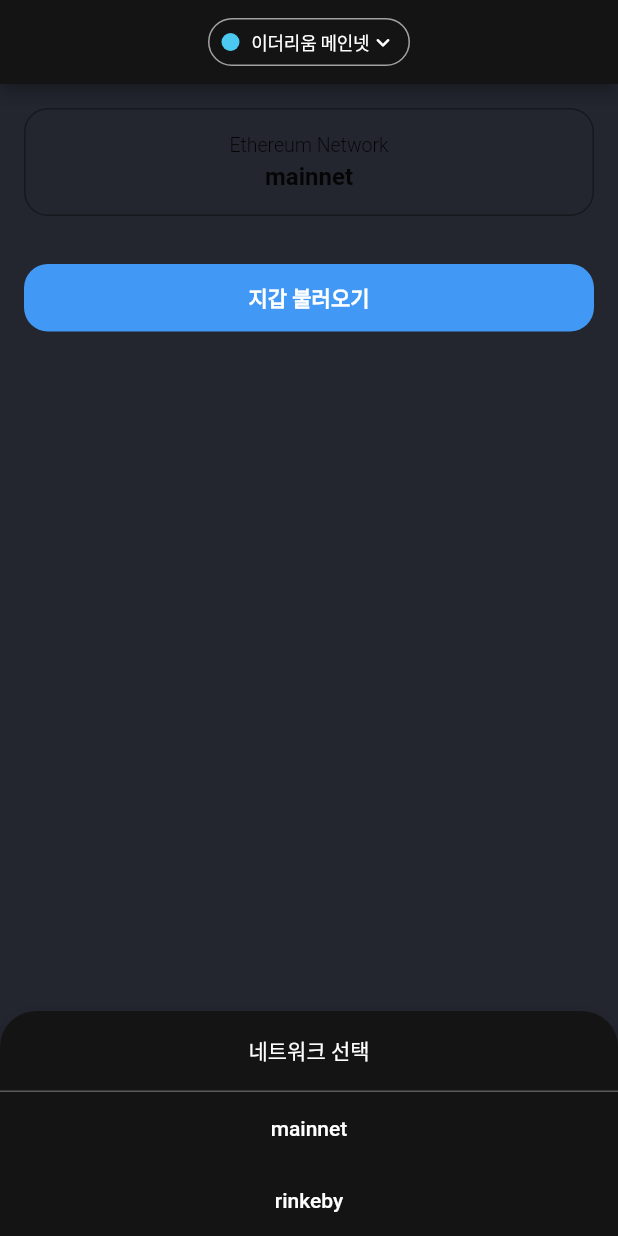
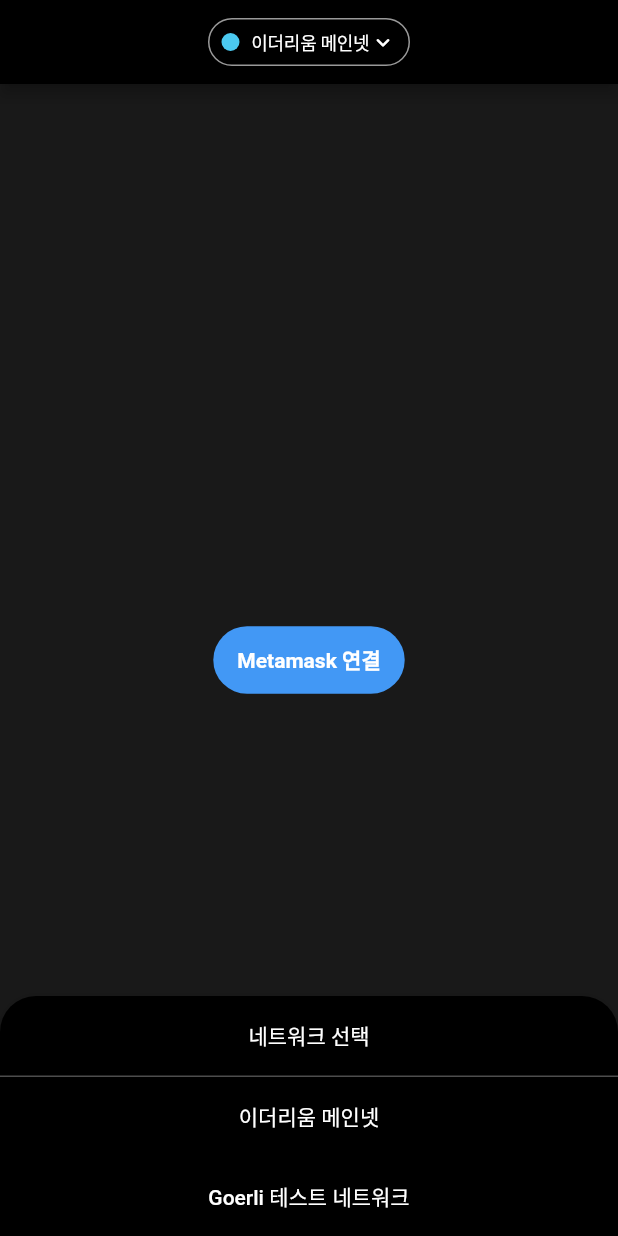
Before and after one commit to dev-sjpark/flutter_web3_test, a Flutter app: the screen it shows after launch, after a tap on "이더리움 메인넷", on a phone screen of 412 x 824 dp. Run offline on Flutter 3.47's test engine with Material 2 defaults, Android fonts, the phone set to English and light mode, and no system bars; our stand-ins replace get, get_storage; missing offline and left inert: walletconnect_dart, web3dart.

Commit message:
지갑 연동 부분 수정

```diff
--- a/lib/common/bottom_selector.dart
+++ b/lib/common/bottom_selector.dart
@@ -1,14 +1,19 @@
 import 'package:flutter/material.dart';
 import 'package:get/get.dart';
 
-Future<T?> showBottomSelector<T>({required String title, required List<T> options}) {
+Future<T?> showBottomSelector<T>({
+  required String title,
+  required List<T> options,
+  String Function(T value)? mapDisplayName,
+}) {
   return Get.bottomSheet<T>(
     _BottomSelector(
       options: options,
       title: title,
+      mapDisplayName: mapDisplayName ?? (v) => v.toString(),
     ),
     isScrollControlled: true,
-    backgroundColor: const Color(0xFF141414),
+    backgroundColor: Colors.black,
     barrierColor: Colors.transparent,
     shape: const RoundedRectangleBorder(
       borderRadius: BorderRadius.vertical(top: Radius.circular(24))
@@ -18,9 +23,16 @@ Future<T?> showBottomSelector<T>({required String title, required List<T> option
 }
 
 class _BottomSelector<T> extends StatelessWidget {
-  const _BottomSelector({super.key, required this.options, required this.title});
+  const _BottomSelector({
+    super.key,
+    required this.options,
+    required this.mapDisplayName,
+    required this.title,
+  });
 
   final List<T> options;
+
+  final String Function(T value) mapDisplayName;
 
   final String title;
 
@@ -55,7 +67,7 @@ class _BottomSelector<T> extends StatelessWidget {
             child: Padding(
               padding: const EdgeInsets.symmetric(vertical: 16),
               child: Text(
-                e.toString(),
+                mapDisplayName(e),
                 textAlign: TextAlign.center,
                 style: const TextStyle(
                   fontSize: 14,
--- a/lib/core/global_controller.dart
+++ b/lib/core/global_controller.dart
@@ -19,10 +19,8 @@ class GlobalController extends GetxController {
   void onReady() {
     // network 변경 리스너
     ethNetwork.listen((net) {
-      GetStorage().write(Keys.ethNetwork, net.toString());
+      GetStorage().write(Keys.ethNetwork, net.name);
     });
-    // web3 초기화
-    Web3().init();
     super.onReady();
   }
 
--- a/lib/core/web3.dart
+++ b/lib/core/web3.dart
@@ -1,8 +1,6 @@
-import 'package:flutter/material.dart';
-import 'package:flutter_web3_test/const/keys.dart';
+import 'dart:math' as math;
 import 'package:flutter_web3_test/core/global_controller.dart';
 import 'package:flutter_web3_test/model/EthNetwork.dart';
-import 'package:get_storage/get_storage.dart';
 import 'package:web3dart/web3dart.dart';
 import 'package:http/http.dart';
 
@@ -24,43 +22,31 @@ class Web3 {
 
   late Web3Client client;
 
-  EthPrivateKey? _privateKey;
-
-  void init() {
-    final keys = GetStorage().read<List>(Keys.walletPrivateKeys) ?? [];
-    if (keys.isNotEmpty) {
-      final key = keys.first;
-      _privateKey = EthPrivateKey.fromHex(key);
-      GlobalController.to.isConnected.value = true;
-    }
-  }
-
-  bool auth(String privateKey) {
-    try {
-      _privateKey = EthPrivateKey.fromHex(privateKey);
-      final keys = GetStorage().read<List>(Keys.walletPrivateKeys) ?? [];
-      final setKey = Set.from(keys);
-      setKey.add(privateKey);
-      GetStorage().write(Keys.walletPrivateKeys, setKey.toList());
-      GlobalController.to.isConnected.value = true;
-      return true;
-    } catch (e) {
-      debugPrint('올바지 않은 비밀키');
-    }
-    return false;
-  }
+  // EthPrivateKey? _privateKey;
+  //
+  // bool auth(String privateKey) {
+  //   try {
+  //     _privateKey = EthPrivateKey.fromHex(privateKey);
+  //     final keys = GetStorage().read<List>(Keys.walletPrivateKeys) ?? [];
+  //     final setKey = Set.from(keys);
+  //     setKey.add(privateKey);
+  //     GetStorage().write(Keys.walletPrivateKeys, setKey.toList());
+  //     GlobalController.to.isConnected.value = true;
+  //     return true;
+  //   } catch (e) {
+  //     debugPrint('올바지 않은 비밀키');
+  //   }
+  //   return false;
+  // }
 
   void onNetworkChange(EthNetwork network) {
     client = Web3Client(network.getApiUrl(_infuraApiKey), Client());
   }
 
   /// ### 잔액 조회
-  Future<String?> getBalance() async {
-    if (_privateKey == null) {
-      return null;
-    }
-    final balance = await client.getBalance(_privateKey!.address);
-    return balance.getInWei.toString();
+  Future<double> getBalance(String address) async {
+    final balance = await client.getBalance(EthereumAddress.fromHex(address));
+    return balance.getInWei.toInt() / math.pow(10, 18);
   }
 
 
--- a/lib/main.dart
+++ b/lib/main.dart
@@ -24,7 +24,7 @@ class MyApp extends StatelessWidget{
       theme: ThemeData(
         primaryColor: const Color(0xFF4298F5),
         appBarTheme: const AppBarTheme(
-          backgroundColor: Color(0xFF141414),
+          backgroundColor: Colors.black,
           centerTitle: true,
         )
       ),
--- a/lib/model/EthNetwork.dart
+++ b/lib/model/EthNetwork.dart
@@ -4,18 +4,27 @@ import 'package:get_storage/get_storage.dart';
 
 enum EthNetwork {
   mainNet,
-  rinkeby;
+  goerli;
 
   String getApiUrl(String apiKey) {
-    return 'https://${toString()}.infura.io/v3/$apiKey';
+    String secondDomain;
+    switch (this) {
+      case EthNetwork.mainNet:
+        secondDomain = 'mainnet';
+        break;
+      case EthNetwork.goerli:
+        secondDomain = 'goerli';
+        break;
+    }
+    return 'https://$secondDomain.infura.io/v3/$apiKey';
   }
 
   int get chainID {
     switch (this) {
       case EthNetwork.mainNet:
         return 1;
-      case EthNetwork.rinkeby:
-        return 4;
+      case EthNetwork.goerli:
+        return 5;
     }
   }
 
@@ -23,7 +32,7 @@ enum EthNetwork {
     switch (this) {
       case EthNetwork.mainNet:
         return const Color(0xFF4BC9F0);
-      case EthNetwork.rinkeby:
+      case EthNetwork.goerli:
         return const Color(0xFFFFD166);
     }
   }
@@ -32,18 +41,17 @@ enum EthNetwork {
     switch (this) {
       case EthNetwork.mainNet:
         return '이더리움 메인넷';
-      case EthNetwork.rinkeby:
-        return 'Rinkeby 테스트 네트워크';
+      case EthNetwork.goerli:
+        return 'Goerli 테스트 네트워크';
     }
   }
 
-  @override
-  String toString() {
+  String get currency {
     switch (this) {
       case EthNetwork.mainNet:
-        return 'mainnet';
-      case EthNetwork.rinkeby:
-        return 'rinkeby';
+        return 'ETH';
+      case EthNetwork.goerli:
+        return 'GoerliETH';
     }
   }
 
@@ -52,8 +60,8 @@ enum EthNetwork {
     switch (value) {
       case 'mainnet':
         return EthNetwork.mainNet;
-      case 'rinkeby':
-        return EthNetwork.rinkeby;
+      case 'goerli':
+        return EthNetwork.goerli;
       default:
         return EthNetwork.mainNet;
     }
--- a/lib/pages/home/homeController.dart
+++ b/lib/pages/home/homeController.dart
@@ -2,19 +2,102 @@ part of home_page;
 
 class HomeController extends GetxController {
 
-  final Web3 web3 = Web3();
+  /// 사용자의 지갑 주소
+  RxString account = ''.obs;
 
+  /// 연결 대기중 여부
+  RxBool waiting = false.obs;
+
+  /// 잔액
+  RxString balance = ''.obs;
+
+  /// 주소 요약 표시
+  String get accountShortCut {
+    if (account.value.isEmpty) {
+      return '';
+    }
+    final prefix = account.value.substring(0, 7);
+    final suffix = account.value.substring(account.value.length - 4);
+    return '$prefix...$suffix';
+  }
+
+  /// 지갑 연결 객체
+  final connect = WalletConnect(
+    bridge: 'https://bridge.walletconnect.org',
+    clientMeta: const PeerMeta(
+      name: 'Colorfil.io',
+      description: 'An app for converting pictures to NFT',
+      url: 'https://walletconnect.org',
+      icons: [
+        'https://files.gitbook.com/v0/b/gitbook-legacy-files/o/spaces%2F-LJJeCjcLrr53DcT1Ml7%2Favatar.png?alt=media'
+      ],
+    ),
+  );
+
+  @override
+  void onInit() {
+    connect
+      ..on('connect', (session) {
+        if (session is SessionStatus && session.accounts.isNotEmpty) {
+          log('🚀 세션 연결 시작', name: 'WALLET');
+          account.value = session.accounts.first;
+          fetchBalance();
+        }
+      })
+      ..on('session_update', (payload) {
+        if (payload is SessionStatus && payload.accounts.isNotEmpty) {
+          log('🚀 세션 연결 변경', name: 'WALLET');
+          account.value = payload.accounts.first;
+          fetchBalance();
+        }
+      })
+      ..on('disconnect', (payload) {
+        account.value = '';
+        balance.value = '';
+      });
+    super.onInit();
+  }
+
+  @override
+  void onReady() async {
+    fetchBalance();
+    super.onReady();
+  }
+
+  /// 잔액 조회
+  void fetchBalance() async {
+    if (account.value.isNotEmpty) {
+      final eth = await Web3().getBalance(account.value);
+      balance.value = eth.toStringAsFixed(4);
+    }
+  }
+
+  /// 연결된 네트워크 변경
   void onTapChangeNetwork() async {
-    final net = await showBottomSelector(
+    final net = await showBottomSelector<EthNetwork>(
       title: '네트워크 선택',
       options: EthNetwork.values,
+      mapDisplayName: (v) => v.displayName,
     );
     if (net != null) {
       GlobalController.to.ethNetwork.value = net;
+      balance.value = '';
+      fetchBalance();
     }
   }
 
-  void connect() {
-    Get.toNamed(Routes.importWallet);
+  /// 지갑 연결 선택
+  void onTapConnectWallet() async {
+    if (connect.connected) {
+      return;
+    }
+    waiting.value = true;
+    await connect.createSession(
+      chainId: GlobalController.to.ethNetwork.value.chainID,
+      onDisplayUri: (url) async {
+        await launchUrlString(url);
+      },
+    );
+    waiting.value = false;
   }
 }
--- a/lib/pages/home/home_page.dart
+++ b/lib/pages/home/home_page.dart
@@ -1,12 +1,15 @@
 library home_page;
 
+import 'dart:developer';
 import 'package:flutter/material.dart';
 import 'package:flutter_web3_test/common/bottom_selector.dart';
 import 'package:flutter_web3_test/core/global_controller.dart';
 import 'package:flutter_web3_test/core/web3.dart';
 import 'package:flutter_web3_test/model/EthNetwork.dart';
-import 'package:flutter_web3_test/routes.dart';
 import 'package:get/get.dart';
+import 'package:url_launcher/url_launcher_string.dart';
+import 'package:walletconnect_dart/walletconnect_dart.dart';
+
 
 part './homeController.dart';
 
@@ -16,118 +19,21 @@ class HomePage extends GetView<HomeController> {
   @override
   Widget build(BuildContext context) {
     return Scaffold(
-      appBar: _appBar,
-      backgroundColor: const Color(0xFF23262F),
-      body: Padding(
-        padding: const EdgeInsets.all(16),
-        child: Column(
-          crossAxisAlignment: CrossAxisAlignment.stretch,
-          children: [
-            networkInfo,
-
-            walletInfo,
-
-            buttonBuilder(text: '지갑 불러오기', onTap: controller.connect),
-          ],
+      appBar: AppBar(
+        title: _networkSelector,
       ),
-      ),
+      backgroundColor: const Color(0xFF191919),
+      body: Obx(() {
+        if (controller.account.value.isEmpty) {
+          return _connectButton;
+        }
+        return _accountInfo;
+      }),
     );
   }
 
-  Widget get networkInfo => GestureDetector(
-    onTap: controller.onTapChangeNetwork,
-    child: Container(
-      decoration: BoxDecoration(
-        borderRadius: BorderRadius.circular(16),
-        border: Border.all(color: Colors.black38),
-      ),
-      padding: const EdgeInsets.all(16),
-      margin: const EdgeInsets.only(bottom: 32),
-      child: Column(
-        crossAxisAlignment: CrossAxisAlignment.stretch,
-        mainAxisSize: MainAxisSize.min,
-        children: [
-          const Text(
-            'Ethereum Network',
-            textAlign: TextAlign.center,
-            style: TextStyle(
-              fontWeight: FontWeight.w300,
-              fontSize: 13,
-            ),
-          ),
-
-          const SizedBox(height: 4),
-
-          Obx(() => Text(
-            GlobalController.to.ethNetwork.value.toString(),
-            textAlign: TextAlign.center,
-            style: const TextStyle(
-              fontWeight: FontWeight.w600,
-              fontSize: 16,
-            ),
-          )),
-        ],
-      ),
-    ),
-  );
-
-  Widget get walletInfo => Obx(() {
-    if (GlobalController.to.isConnected.value) {
-      return FutureBuilder<String?>(
-        future: Web3().getBalance(),
-        builder: (context, snap) {
-          final data = snap.data;
-          if (snap.connectionState == ConnectionState.done && data != null) {
-            return Container(
-              margin: const EdgeInsets.only(bottom: 24),
-              padding: const EdgeInsets.all(24),
-              decoration: BoxDecoration(
-                borderRadius: BorderRadius.circular(16),
-                border: Border.all(color: Colors.black54),
-              ),
-              child: Text(
-                data,
-                textAlign: TextAlign.center,
-              ),
-            );
-          }
-          return const SizedBox();
-        },
-      );
-    }
-    return const SizedBox();
-  });
-
-  Widget buttonBuilder({required String text, void Function()? onTap}) {
-    return GestureDetector(
-      onTap: onTap,
-      child: Container(
-        decoration: BoxDecoration(
-          borderRadius: BorderRadius.circular(16),
-          color: Get.theme.primaryColor,
-        ),
-        padding: const EdgeInsets.symmetric(vertical: 12, horizontal: 16),
-        child: Text(
-          text,
-          textAlign: TextAlign.center,
-          style: const TextStyle(
-            color: Colors.white,
-            fontWeight: FontWeight.w600,
-          ),
-        ),
-      ),
-    );
-  }
-
-  AppBar get _appBar => AppBar(
-    title: networkSelector,
-    actions: [
-      _profile,
-    ],
-  );
-
   /// 앱바의 타이틀 영역에서 들어가는 네트워크 표시자
-  Widget get networkSelector => GestureDetector(
+  Widget get _networkSelector => GestureDetector(
     onTap: controller.onTapChangeNetwork,
     child: Container(
       decoration: BoxDecoration(
@@ -172,36 +78,113 @@ class HomePage extends GetView<HomeController> {
     ),
   );
 
-  /// 앱바 우측에 들어가는 프로필 아이콘
-  Widget get _profile => Obx(() {
-    final connected = GlobalController.to.isConnected.value;
-    if (connected) {
-      return Padding(
+  /// 지갑 연결 후 지갑 정보 표시
+  Widget get _accountInfo => SingleChildScrollView(
+    padding: const EdgeInsets.all(32),
+    child: Column(
+      crossAxisAlignment: CrossAxisAlignment.center,
+      children: [
+        const Text(
+          'Your Account',
+          textAlign: TextAlign.center,
+          style: TextStyle(
+            color: Colors.white,
+            fontSize: 26,
+          ),
+        ),
+
+        // 지갑 정보
+        Container(
           padding: const EdgeInsets.symmetric(
-          vertical: 8, horizontal: 24,
+            horizontal: 16,
+            vertical: 8,
           ),
-        child: AspectRatio(
-          aspectRatio: 1,
+          margin: const EdgeInsets.symmetric(vertical: 24),
+          decoration: BoxDecoration(
+            borderRadius: BorderRadius.circular(40),
+            color: const Color(0xFF333333),
+          ),
+          child: Row(
+            mainAxisSize: MainAxisSize.min,
+            crossAxisAlignment: CrossAxisAlignment.center,
+            children: [
+              Text(
+                controller.accountShortCut,
+                style: const TextStyle(
+                  color: Colors.white70,
+                  fontSize: 13,
+                ),
+              ),
+
+              const Padding(
+                padding: EdgeInsets.only(left: 8),
+                child: Icon(
+                  Icons.copy,
+                  color: Colors.white70,
+                  size: 14,
+                ),
+              )
+            ],
+          ),
+        ),
+
+        // 디바이더
+        Container(
+          width: Get.width,
+          height: 0.5,
+          color: Colors.white30,
+        ),
+
+        // 잔액
+        Padding(
+          padding: const EdgeInsets.only(top: 32),
+          child: Obx(() => Text(
+            '${controller.balance.value} '
+                '${GlobalController.to.ethNetwork.value.currency}',
+            style: const TextStyle(
+              color: Colors.white,
+              fontSize: 30,
+            ),
+          ))
+        )
+      ],
+    ),
+  );
+
+  /// 지갑 연결 안된 경우 연결하라는 버튼
+  Widget get _connectButton => Center(
+    child: Padding(
+      padding: const EdgeInsets.all(32),
+      child: Obx(() {
+        if (controller.waiting.isTrue) {
+          return const CircularProgressIndicator();
+        }
+        return buttonBuilder(
+          text: 'Metamask 연결',
+          onTap: controller.onTapConnectWallet,
+        );
+      }),
+    ),
+  );
+
+  Widget buttonBuilder({required String text, void Function()? onTap}) {
+    return GestureDetector(
+      onTap: onTap,
       child: Container(
         decoration: BoxDecoration(
-              borderRadius: BorderRadius.circular(50),
-              border: Border.all(
-                color: Colors.white70,
-                width: 1,
+          borderRadius: BorderRadius.circular(42),
+          color: Get.theme.primaryColor,
         ),
-            ),
-            padding: const EdgeInsets.all(2),
-            child: Container(
-              decoration: BoxDecoration(
-                borderRadius: BorderRadius.circular(50),
-                color: Colors.white12
-              ),
+        padding: const EdgeInsets.symmetric(vertical: 12, horizontal: 16),
+        child: Text(
+          text,
+          textAlign: TextAlign.center,
+          style: const TextStyle(
+            color: Colors.white,
+            fontWeight: FontWeight.w600,
           ),
         ),
       ),
     );
   }
-    return const SizedBox();
-  });
-
 }
--- a/pubspec.yaml
+++ b/pubspec.yaml
@@ -31,6 +31,7 @@ dependencies:
   walletconnect_dart: ^0.0.11
   get_storage: ^2.0.3
   http: ^0.13.5
+  url_launcher: ^6.1.10
 
 dev_dependencies:
   flutter_lints: ^2.0.0
```
Also changed, not shown: lib/core/wallet_connect.dart (+7 -7 lines), lib/pages/import_wallet/import_wallet_controller.dart (+4 -4 lines), pubspec.lock, 5 other files. Lines whose indentation alone changed are shown as unchanged.
